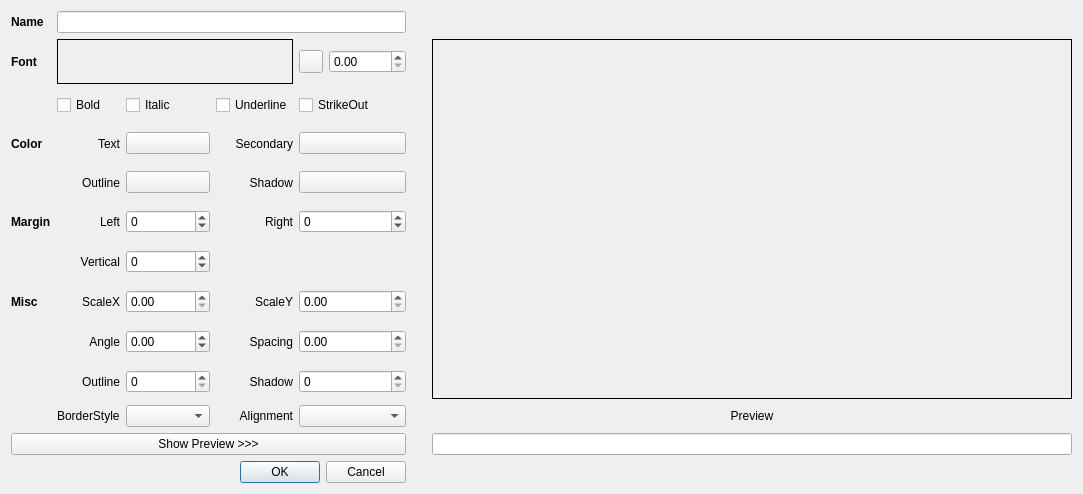
Above: src/ui/editsubstyle_ui.ui from KDE/kdenlive before the change. Below: the same form after it.
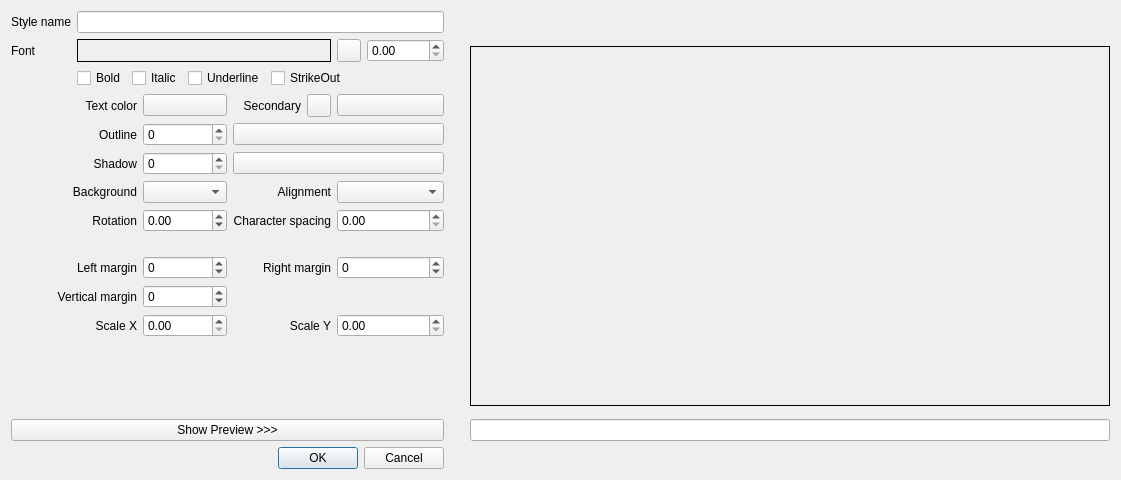
That is the form after the change. Icons and pictures are not drawn. Custom widgets are drawn as their Qt base class.

Commit message: Cleanup Subtitles style dialog to better follow the app UI style

What changed in the file:
```diff
--- a/src/ui/editsubstyle_ui.ui
+++ b/src/ui/editsubstyle_ui.ui
@@ -24,130 +24,139 @@
    <string>Subtitle Style Editor</string>
   </property>
   <layout class="QGridLayout" name="gridLayout">
-   <item row="14" column="7">
+   <item row="1" column="6">
+    <widget class="QToolButton" name="buttonSelectFont">
+     <property name="text">
+      <string/>
+     </property>
+     <property name="icon">
+      <iconset theme="font-enable"/>
+     </property>
+    </widget>
+   </item>
+   <item row="4" column="4" colspan="4">
+    <widget class="QPushButton" name="buttonOutlineColor">
+     <property name="text">
+      <string/>
+     </property>
+    </widget>
+   </item>
+   <item row="5" column="0" colspan="3">
+    <widget class="QLabel" name="labelColor_3">
+     <property name="text">
+      <string>Shadow</string>
+     </property>
+     <property name="alignment">
+      <set>Qt::AlignmentFlag::AlignRight|Qt::AlignmentFlag::AlignTrailing|Qt::AlignmentFlag::AlignVCenter</set>
+     </property>
+    </widget>
+   </item>
+   <item row="11" column="6" colspan="2">
+    <widget class="QSpinBox" name="spinMarginR">
+     <property name="minimum">
+      <number>-100000</number>
+     </property>
+     <property name="maximum">
+      <number>100000</number>
+     </property>
+    </widget>
+   </item>
+   <item row="15" column="9">
     <widget class="QLineEdit" name="editPreview">
      <property name="enabled">
       <bool>true</bool>
      </property>
     </widget>
    </item>
-   <item row="14" column="0" colspan="6">
+   <item row="5" column="4" colspan="4">
+    <widget class="QPushButton" name="buttonBackColor">
+     <property name="text">
+      <string/>
+     </property>
+    </widget>
+   </item>
+   <item row="12" column="0" colspan="3">
+    <widget class="QLabel" name="labelMarginV">
+     <property name="text">
+      <string>Vertical margin</string>
+     </property>
+     <property name="alignment">
+      <set>Qt::AlignmentFlag::AlignRight|Qt::AlignmentFlag::AlignTrailing|Qt::AlignmentFlag::AlignVCenter</set>
+     </property>
+    </widget>
+   </item>
+   <item row="7" column="6" colspan="2">
+    <widget class="QDoubleSpinBox" name="spinSpacing">
+     <property name="minimum">
+      <double>0.000000000000000</double>
+     </property>
+     <property name="maximum">
+      <double>1000000.000000000000000</double>
+     </property>
+    </widget>
+   </item>
+   <item row="11" column="1" colspan="2">
+    <widget class="QLabel" name="labelMarginL">
+     <property name="text">
+      <string>Left margin</string>
+     </property>
+     <property name="alignment">
+      <set>Qt::AlignmentFlag::AlignRight|Qt::AlignmentFlag::AlignTrailing|Qt::AlignmentFlag::AlignVCenter</set>
+     </property>
+    </widget>
+   </item>
+   <item row="12" column="3">
+    <widget class="QSpinBox" name="spinMarginV">
+     <property name="minimum">
+      <number>-100000</number>
+     </property>
+     <property name="maximum">
+      <number>100000</number>
+     </property>
+    </widget>
+   </item>
+   <item row="3" column="5">
+    <widget class="KContextualHelpButton" name="kcontextualhelpbutton">
+     <property name="contextualHelpText">
+      <string>The secondary color might be used in case of subtitle collision to help distinguish both subtitles</string>
+     </property>
+    </widget>
+   </item>
+   <item row="4" column="3">
+    <widget class="QSpinBox" name="spinOutline">
+     <property name="maximum">
+      <number>100000</number>
+     </property>
+    </widget>
+   </item>
+   <item row="0" column="1" colspan="7">
+    <widget class="QLineEdit" name="editName"/>
+   </item>
+   <item row="5" column="3">
+    <widget class="QSpinBox" name="spinShadow">
+     <property name="maximum">
+      <number>100000</number>
+     </property>
+    </widget>
+   </item>
+   <item row="15" column="0" colspan="8">
     <widget class="QPushButton" name="buttonPreview">
      <property name="text">
       <string>Show Preview &gt;&gt;&gt;</string>
      </property>
     </widget>
    </item>
-   <item row="3" column="0">
-    <widget class="QLabel" name="labelName">
-     <property name="font">
-      <font>
-       <bold>true</bold>
-      </font>
-     </property>
+   <item row="4" column="0" colspan="3">
+    <widget class="QLabel" name="labelColor_2">
      <property name="text">
-      <string>Name</string>
-     </property>
-    </widget>
-   </item>
-   <item row="4" column="0">
-    <widget class="QLabel" name="labelFont">
-     <property name="font">
-      <font>
-       <bold>true</bold>
-      </font>
-     </property>
-     <property name="text">
-      <string>Font</string>
-     </property>
-    </widget>
-   </item>
-   <item row="6" column="2">
-    <widget class="QPushButton" name="buttonPrimaryColor">
-     <property name="text">
-      <string/>
-     </property>
-    </widget>
-   </item>
-   <item row="6" column="0">
-    <widget class="QLabel" name="labelColor">
-     <property name="font">
-      <font>
-       <bold>true</bold>
-      </font>
-     </property>
-     <property name="text">
-      <string>Color</string>
-     </property>
-    </widget>
-   </item>
-   <item row="5" column="1">
-    <widget class="QCheckBox" name="checkBold">
-     <property name="sizePolicy">
-      <sizepolicy hsizetype="Minimum" vsizetype="Fixed">
-       <horstretch>0</horstretch>
-       <verstretch>0</verstretch>
-      </sizepolicy>
-     </property>
-     <property name="text">
-      <string>Bold</string>
-     </property>
-     <property name="autoRepeatDelay">
-      <number>308</number>
-     </property>
-    </widget>
-   </item>
-   <item row="6" column="3">
-    <widget class="QLabel" name="labelSecondaryColor">
-     <property name="text">
-      <string>Secondary</string>
+      <string>Outline</string>
      </property>
      <property name="alignment">
       <set>Qt::AlignmentFlag::AlignRight|Qt::AlignmentFlag::AlignTrailing|Qt::AlignmentFlag::AlignVCenter</set>
      </property>
     </widget>
    </item>
-   <item row="3" column="6">
-    <spacer name="horizontalSpacer">
-     <property name="orientation">
-      <enum>Qt::Orientation::Horizontal</enum>
-     </property>
-     <property name="sizeType">
-      <enum>QSizePolicy::Policy::Fixed</enum>
-     </property>
-     <property name="sizeHint" stdset="0">
-      <size>
-       <width>20</width>
-       <height>20</height>
-      </size>
-     </property>
-    </spacer>
-   </item>
-   <item row="8" column="0">
-    <widget class="QLabel" name="labelMargin">
-     <property name="font">
-      <font>
-       <bold>true</bold>
-      </font>
-     </property>
-     <property name="text">
-      <string>Margin</string>
-     </property>
-    </widget>
-   </item>
-   <item row="10" column="0">
-    <widget class="QLabel" name="labelMisc">
-     <property name="font">
-      <font>
-       <bold>true</bold>
-      </font>
-     </property>
-     <property name="text">
-      <string>Misc</string>
-     </property>
-    </widget>
-   </item>
-   <item row="11" column="2">
+   <item row="7" column="3">
     <widget class="QDoubleSpinBox" name="spinAngle">
      <property name="minimum">
       <double>-360.000000000000000</double>
@@ -157,40 +166,143 @@
      </property>
     </widget>
    </item>
-   <item row="9" column="1">
-    <widget class="QLabel" name="labelMarginV">
-     <property name="text">
-      <string>Vertical</string>
-     </property>
-     <property name="alignment">
-      <set>Qt::AlignmentFlag::AlignRight|Qt::AlignmentFlag::AlignTrailing|Qt::AlignmentFlag::AlignVCenter</set>
-     </property>
-    </widget>
-   </item>
-   <item row="8" column="3">
+   <item row="11" column="4" colspan="2">
     <widget class="QLabel" name="labelMarginR">
      <property name="text">
-      <string>Right</string>
+      <string>Right margin</string>
      </property>
      <property name="alignment">
       <set>Qt::AlignmentFlag::AlignRight|Qt::AlignmentFlag::AlignTrailing|Qt::AlignmentFlag::AlignVCenter</set>
      </property>
     </widget>
    </item>
-   <item row="7" column="4" colspan="2">
-    <widget class="QPushButton" name="buttonBackColor">
-     <property name="text">
-      <string/>
-     </property>
-    </widget>
+   <item row="2" column="1" colspan="7">
+    <layout class="QHBoxLayout" name="horizontalLayout">
+     <item>
+      <widget class="QCheckBox" name="checkBold">
+       <property name="sizePolicy">
+        <sizepolicy hsizetype="Minimum" vsizetype="Fixed">
+         <horstretch>0</horstretch>
+         <verstretch>0</verstretch>
+        </sizepolicy>
+       </property>
+       <property name="text">
+        <string>Bold</string>
+       </property>
+       <property name="autoRepeatDelay">
+        <number>308</number>
+       </property>
+      </widget>
+     </item>
+     <item>
+      <widget class="QCheckBox" name="checkItalic">
+       <property name="sizePolicy">
+        <sizepolicy hsizetype="Minimum" vsizetype="Fixed">
+         <horstretch>0</horstretch>
+         <verstretch>0</verstretch>
+        </sizepolicy>
+       </property>
+       <property name="layoutDirection">
+        <enum>Qt::LayoutDirection::LeftToRight</enum>
+       </property>
+       <property name="text">
+        <string>Italic</string>
+       </property>
+      </widget>
+     </item>
+     <item>
+      <widget class="QCheckBox" name="checkUnderline">
+       <property name="sizePolicy">
+        <sizepolicy hsizetype="Minimum" vsizetype="Fixed">
+         <horstretch>0</horstretch>
+         <verstretch>0</verstretch>
+        </sizepolicy>
+       </property>
+       <property name="text">
+        <string>Underline</string>
+       </property>
+      </widget>
+     </item>
+     <item>
+      <widget class="QCheckBox" name="checkStrikeOut">
+       <property name="sizePolicy">
+        <sizepolicy hsizetype="Minimum" vsizetype="Fixed">
+         <horstretch>0</horstretch>
+         <verstretch>0</verstretch>
+        </sizepolicy>
+       </property>
+       <property name="text">
+        <string>StrikeOut</string>
+       </property>
+      </widget>
+     </item>
+     <item>
+      <spacer name="horizontalSpacer_2">
+       <property name="orientation">
+        <enum>Qt::Orientation::Horizontal</enum>
+       </property>
+       <property name="sizeHint" stdset="0">
+        <size>
+         <width>28</width>
+         <height>20</height>
+        </size>
+       </property>
+      </spacer>
+     </item>
+    </layout>
    </item>
    <item row="13" column="3">
+    <widget class="QDoubleSpinBox" name="spinScaleX">
+     <property name="maximum">
+      <double>1000000.000000000000000</double>
+     </property>
+    </widget>
+   </item>
+   <item row="16" column="3" colspan="5">
+    <widget class="QDialogButtonBox" name="buttonBox">
+     <property name="orientation">
+      <enum>Qt::Orientation::Horizontal</enum>
+     </property>
+     <property name="standardButtons">
+      <set>QDialogButtonBox::StandardButton::Cancel|QDialogButtonBox::StandardButton::Ok</set>
+     </property>
+    </widget>
+   </item>
+   <item row="13" column="1" colspan="2">
+    <widget class="QLabel" name="labelScaleX">
+     <property name="text">
+      <string>Scale X</string>
+     </property>
+     <property name="alignment">
+      <set>Qt::AlignmentFlag::AlignRight|Qt::AlignmentFlag::AlignTrailing|Qt::AlignmentFlag::AlignVCenter</set>
+     </property>
+    </widget>
+   </item>
+   <item row="0" column="0">
+    <widget class="QLabel" name="labelName">
+     <property name="text">
+      <string>Style name</string>
+     </property>
+    </widget>
+   </item>
+   <item row="0" column="8">
+    <spacer name="horizontalSpacer">
+     <property name="orientation">
+      <enum>Qt::Orientation::Horizontal</enum>
+     </property>
+     <property name="sizeType">
+      <enum>QSizePolicy::Policy::Fixed</enum>
+     </property>
+     <property name="sizeHint" stdset="0">
+      <size>
+       <width>20</width>
+       <height>20</height>
+      </size>
+     </property>
+    </spacer>
+   </item>
+   <item row="6" column="4" colspan="2">
     <widget class="QLabel" name="labelAlignment">
-     <property name="font">
-      <font>
-       <bold>false</bold>
-      </font>
-     </property>
      <property name="text">
       <string>Alignment</string>
      </property>
@@ -199,115 +311,112 @@
      </property>
     </widget>
    </item>
-   <item row="5" column="3">
-    <widget class="QCheckBox" name="checkUnderline">
-     <property name="sizePolicy">
-      <sizepolicy hsizetype="Minimum" vsizetype="Fixed">
-       <horstretch>0</horstretch>
-       <verstretch>0</verstretch>
-      </sizepolicy>
-     </property>
+   <item row="6" column="3">
+    <widget class="QComboBox" name="comboBorderStyle"/>
+   </item>
+   <item row="3" column="3">
+    <widget class="QPushButton" name="buttonPrimaryColor">
      <property name="text">
-      <string>Underline</string>
+      <string/>
      </property>
     </widget>
    </item>
-   <item row="12" column="3">
-    <widget class="QLabel" name="labelShadow">
+   <item row="3" column="0" colspan="3">
+    <widget class="QLabel" name="labelColor">
      <property name="text">
-      <string>Shadow</string>
+      <string>Text color</string>
      </property>
      <property name="alignment">
       <set>Qt::AlignmentFlag::AlignRight|Qt::AlignmentFlag::AlignTrailing|Qt::AlignmentFlag::AlignVCenter</set>
      </property>
     </widget>
    </item>
-   <item row="13" column="4" colspan="2">
-    <widget class="QComboBox" name="comboAlignment"/>
-   </item>
-   <item row="8" column="2">
-    <widget class="QSpinBox" name="spinMarginL">
-     <property name="minimum">
-      <number>-100000</number>
+   <item row="7" column="4" colspan="2">
+    <widget class="QLabel" name="labelSpacing">
+     <property name="text">
+      <string>Character spacing</string>
      </property>
-     <property name="maximum">
-      <number>100000</number>
+     <property name="alignment">
+      <set>Qt::AlignmentFlag::AlignRight|Qt::AlignmentFlag::AlignTrailing|Qt::AlignmentFlag::AlignVCenter</set>
      </property>
     </widget>
    </item>
-   <item row="10" column="4" colspan="2">
+   <item row="13" column="6" colspan="2">
     <widget class="QDoubleSpinBox" name="spinScaleY">
      <property name="maximum">
       <double>1000000.000000000000000</double>
      </property>
     </widget>
    </item>
-   <item row="7" column="2">
-    <widget class="QPushButton" name="buttonOutlineColor">
-     <property name="text">
-      <string/>
+   <item row="11" column="3">
+    <widget class="QSpinBox" name="spinMarginL">
+     <property name="minimum">
+      <number>-100000</number>
      </property>
-    </widget>
-   </item>
-   <item row="6" column="1">
-    <widget class="QLabel" name="labelPrimaryColor">
-     <property name="text">
-      <string>Text</string>
+     <property name="maximum">
+      <number>100000</number>
      </property>
-     <property name="alignment">
-      <set>Qt::AlignmentFlag::AlignRight|Qt::AlignmentFlag::AlignTrailing|Qt::AlignmentFlag::AlignVCenter</set>
-     </property>
     </widget>
    </item>
-   <item row="13" column="1">
+   <item row="6" column="0" colspan="3">
     <widget class="QLabel" name="labelBoarderStyle">
      <property name="text">
-      <string>BorderStyle</string>
+      <string>Background</string>
      </property>
+     <property name="alignment">
+      <set>Qt::AlignmentFlag::AlignRight|Qt::AlignmentFlag::AlignTrailing|Qt::AlignmentFlag::AlignVCenter</set>
+     </property>
     </widget>
    </item>
-   <item row="6" column="4" colspan="2">
-    <widget class="QPushButton" name="buttonSecondaryColor">
+   <item row="6" column="6" colspan="2">
+    <widget class="QComboBox" name="comboAlignment"/>
+   </item>
+   <item row="13" column="4" colspan="2">
+    <widget class="QLabel" name="labelScaleY">
      <property name="text">
-      <string/>
+      <string>Scale Y</string>
      </property>
-    </widget>
-   </item>
-   <item row="12" column="4" colspan="2">
-    <widget class="QSpinBox" name="spinShadow">
-     <property name="maximum">
-      <number>100000</number>
+     <property name="alignment">
+      <set>Qt::AlignmentFlag::AlignRight|Qt::AlignmentFlag::AlignTrailing|Qt::AlignmentFlag::AlignVCenter</set>
      </property>
     </widget>
    </item>
-   <item row="22" column="0" colspan="6">
-    <widget class="QDialogButtonBox" name="buttonBox">
-     <property name="orientation">
-      <enum>Qt::Orientation::Horizontal</enum>
+   <item row="1" column="0">
+    <widget class="QLabel" name="labelFont">
+     <property name="text">
+      <string>Font</string>
      </property>
-     <property name="standardButtons">
-      <set>QDialogButtonBox::StandardButton::Cancel|QDialogButtonBox::StandardButton::Ok</set>
-     </property>
     </widget>
    </item>
-   <item row="4" column="5">
+   <item row="1" column="7">
     <widget class="QDoubleSpinBox" name="spinFontSize">
      <property name="maximum">
       <double>10000.000000000000000</double>
      </property>
     </widget>
    </item>
-   <item row="4" column="7" rowspan="9">
+   <item row="3" column="6" colspan="2">
+    <widget class="QPushButton" name="buttonSecondaryColor">
+     <property name="text">
+      <string/>
+     </property>
+    </widget>
+   </item>
+   <item row="3" column="4">
+    <widget class="QLabel" name="labelSecondaryColor">
+     <property name="text">
+      <string>Secondary</string>
+     </property>
+     <property name="alignment">
+      <set>Qt::AlignmentFlag::AlignRight|Qt::AlignmentFlag::AlignTrailing|Qt::AlignmentFlag::AlignVCenter</set>
+     </property>
+    </widget>
+   </item>
+   <item row="1" column="9" rowspan="14">
     <widget class="QLabel" name="preview">
      <property name="enabled">
       <bool>true</bool>
      </property>
-     <property name="sizePolicy">
-      <sizepolicy hsizetype="Fixed" vsizetype="Fixed">
-       <horstretch>0</horstretch>
-       <verstretch>0</verstretch>
-      </sizepolicy>
-     </property>
      <property name="minimumSize">
       <size>
        <width>640</width>
@@ -334,208 +443,78 @@
      </property>
     </widget>
    </item>
-   <item row="8" column="4" colspan="2">
-    <widget class="QSpinBox" name="spinMarginR">
-     <property name="minimum">
-      <number>-100000</number>
-     </property>
-     <property name="maximum">
-      <number>100000</number>
-     </property>
-    </widget>
-   </item>
-   <item row="7" column="1">
-    <widget class="QLabel" name="labelOutlineColor">
-     <property name="text">
-      <string>Outline</string>
-     </property>
-     <property name="alignment">
-      <set>Qt::AlignmentFlag::AlignRight|Qt::AlignmentFlag::AlignTrailing|Qt::AlignmentFlag::AlignVCenter</set>
-     </property>
-    </widget>
-   </item>
-   <item row="3" column="1" colspan="5">
-    <widget class="QLineEdit" name="editName"/>
-   </item>
-   <item row="10" column="2">
-    <widget class="QDoubleSpinBox" name="spinScaleX">
-     <property name="maximum">
-      <double>1000000.000000000000000</double>
-     </property>
-    </widget>
-   </item>
-   <item row="10" column="1">
-    <widget class="QLabel" name="labelScaleX">
-     <property name="text">
-      <string>ScaleX</string>
-     </property>
-     <property name="alignment">
-      <set>Qt::AlignmentFlag::AlignRight|Qt::AlignmentFlag::AlignTrailing|Qt::AlignmentFlag::AlignVCenter</set>
-     </property>
-    </widget>
-   </item>
-   <item row="10" column="3">
-    <widget class="QLabel" name="labelScaleY">
-     <property name="text">
-      <string>ScaleY</string>
-     </property>
-     <property name="alignment">
-      <set>Qt::AlignmentFlag::AlignRight|Qt::AlignmentFlag::AlignTrailing|Qt::AlignmentFlag::AlignVCenter</set>
-     </property>
-    </widget>
-   </item>
-   <item row="4" column="1" colspan="3">
-    <widget class="QLabel" name="labelFontName">
-     <property name="frameShape">
-      <enum>QFrame::Shape::Box</enum>
-     </property>
-     <property name="text">
-      <string/>
-     </property>
-     <property name="alignment">
-      <set>Qt::AlignmentFlag::AlignCenter</set>
-     </property>
-    </widget>
-   </item>
-   <item row="7" column="3">
-    <widget class="QLabel" name="labelBackColor">
-     <property name="text">
-      <string>Shadow</string>
-     </property>
-     <property name="alignment">
-      <set>Qt::AlignmentFlag::AlignRight|Qt::AlignmentFlag::AlignTrailing|Qt::AlignmentFlag::AlignVCenter</set>
-     </property>
-    </widget>
-   </item>
-   <item row="8" column="1">
-    <widget class="QLabel" name="labelMarginL">
-     <property name="text">
-      <string>Left</string>
-     </property>
-     <property name="alignment">
-      <set>Qt::AlignmentFlag::AlignRight|Qt::AlignmentFlag::AlignTrailing|Qt::AlignmentFlag::AlignVCenter</set>
-     </property>
-    </widget>
-   </item>
-   <item row="9" column="2">
-    <widget class="QSpinBox" name="spinMarginV">
-     <property name="minimum">
-      <number>-100000</number>
-     </property>
-     <property name="maximum">
-      <number>100000</number>
-     </property>
-    </widget>
-   </item>
-   <item row="13" column="7">
-    <widget class="QLabel" name="labelPreview">
-     <property name="font">
-      <font>
-       <bold>false</bold>
-      </font>
-     </property>
-     <property name="text">
-      <string>Preview</string>
-     </property>
-     <property name="alignment">
-      <set>Qt::AlignmentFlag::AlignCenter</set>
-     </property>
-    </widget>
-   </item>
-   <item row="5" column="4" colspan="2">
-    <widget class="QCheckBox" name="checkStrikeOut">
-     <property name="sizePolicy">
-      <sizepolicy hsizetype="Minimum" vsizetype="Fixed">
-       <horstretch>0</horstretch>
-       <verstretch>0</verstretch>
-      </sizepolicy>
-     </property>
-     <property name="text">
-      <string>StrikeOut</string>
-     </property>
-    </widget>
-   </item>
-   <item row="11" column="1">
+   <item row="7" column="1" colspan="2">
     <widget class="QLabel" name="labelAngle">
      <property name="text">
-      <string>Angle</string>
+      <string>Rotation</string>
      </property>
      <property name="alignment">
       <set>Qt::AlignmentFlag::AlignRight|Qt::AlignmentFlag::AlignTrailing|Qt::AlignmentFlag::AlignVCenter</set>
      </property>
     </widget>
    </item>
-   <item row="4" column="4">
-    <widget class="QToolButton" name="buttonSelectFont">
+   <item row="1" column="1" colspan="5">
+    <widget class="QLabel" name="labelFontName">
+     <property name="frameShape">
+      <enum>QFrame::Shape::Box</enum>
+     </property>
      <property name="text">
       <string/>
      </property>
-     <property name="icon">
-      <iconset theme="font-enable"/>
-     </property>
-    </widget>
-   </item>
-   <item row="12" column="1">
-    <widget class="QLabel" name="labelOutline">
-     <property name="layoutDirection">
-      <enum>Qt::LayoutDirection::LeftToRight</enum>
-     </property>
-     <property name="text">
-      <string>Outline</string>
-     </property>
      <property name="alignment">
-      <set>Qt::AlignmentFlag::AlignRight|Qt::AlignmentFlag::AlignTrailing|Qt::AlignmentFlag::AlignVCenter</set>
+      <set>Qt::AlignmentFlag::AlignCenter</set>
      </property>
     </widget>
    </item>
-   <item row="12" column="2">
-    <widget class="QSpinBox" name="spinOutline">
-     <property name="maximum">
-      <number>100000</number>
+   <item row="14" column="3">
+    <spacer name="verticalSpacer">
+     <property name="orientation">
+      <enum>Qt::Orientation::Vertical</enum>
      </property>
-    </widget>
-   </item>
-   <item row="5" column="2">
-    <widget class="QCheckBox" name="checkItalic">
-     <property name="sizePolicy">
-      <sizepolicy hsizetype="Minimum" vsizetype="Fixed">
-       <horstretch>0</horstretch>
-       <verstretch>0</verstretch>
-      </sizepolicy>
+     <property name="sizeHint" stdset="0">
+      <size>
+       <width>20</width>
+       <height>40</height>
+      </size>
      </property>
-     <property name="layoutDirection">
-      <enum>Qt::LayoutDirection::LeftToRight</enum>
-     </property>
-     <property name="text">
-      <string>Italic</string>
-     </property>
-    </widget>
-   </item>
-   <item row="11" column="4" colspan="2">
-    <widget class="QDoubleSpinBox" name="spinSpacing">
-     <property name="minimum">
-      <double>0.000000000000000</double>
-     </property>
-     <property name="maximum">
-      <double>1000000.000000000000000</double>
-     </property>
-    </widget>
-   </item>
-   <item row="13" column="2">
-    <widget class="QComboBox" name="comboBorderStyle"/>
-   </item>
-   <item row="11" column="3">
-    <widget class="QLabel" name="labelSpacing">
-     <property name="text">
-      <string>Spacing</string>
-     </property>
-     <property name="alignment">
-      <set>Qt::AlignmentFlag::AlignRight|Qt::AlignmentFlag::AlignTrailing|Qt::AlignmentFlag::AlignVCenter</set>
-     </property>
-    </widget>
+    </spacer>
    </item>
   </layout>
  </widget>
+ <customwidgets>
+  <customwidget>
+   <class>KContextualHelpButton</class>
+   <extends>QToolButton</extends>
+   <header>kcontextualhelpbutton.h</header>
+  </customwidget>
+ </customwidgets>
+ <tabstops>
+  <tabstop>editName</tabstop>
+  <tabstop>buttonSelectFont</tabstop>
+  <tabstop>spinFontSize</tabstop>
+  <tabstop>checkBold</tabstop>
+  <tabstop>checkItalic</tabstop>
+  <tabstop>checkUnderline</tabstop>
+  <tabstop>checkStrikeOut</tabstop>
+  <tabstop>buttonPrimaryColor</tabstop>
+  <tabstop>kcontextualhelpbutton</tabstop>
+  <tabstop>buttonSecondaryColor</tabstop>
+  <tabstop>spinOutline</tabstop>
+  <tabstop>buttonOutlineColor</tabstop>
+  <tabstop>spinShadow</tabstop>
+  <tabstop>buttonBackColor</tabstop>
+  <tabstop>comboBorderStyle</tabstop>
+  <tabstop>comboAlignment</tabstop>
+  <tabstop>spinAngle</tabstop>
+  <tabstop>spinSpacing</tabstop>
+  <tabstop>spinMarginL</tabstop>
+  <tabstop>spinMarginR</tabstop>
+  <tabstop>spinMarginV</tabstop>
+  <tabstop>spinScaleX</tabstop>
+  <tabstop>spinScaleY</tabstop>
+  <tabstop>buttonPreview</tabstop>
+  <tabstop>editPreview</tabstop>
+ </tabstops>
  <resources/>
  <connections>
   <connection>
```
The commit also changes 1 other file.
